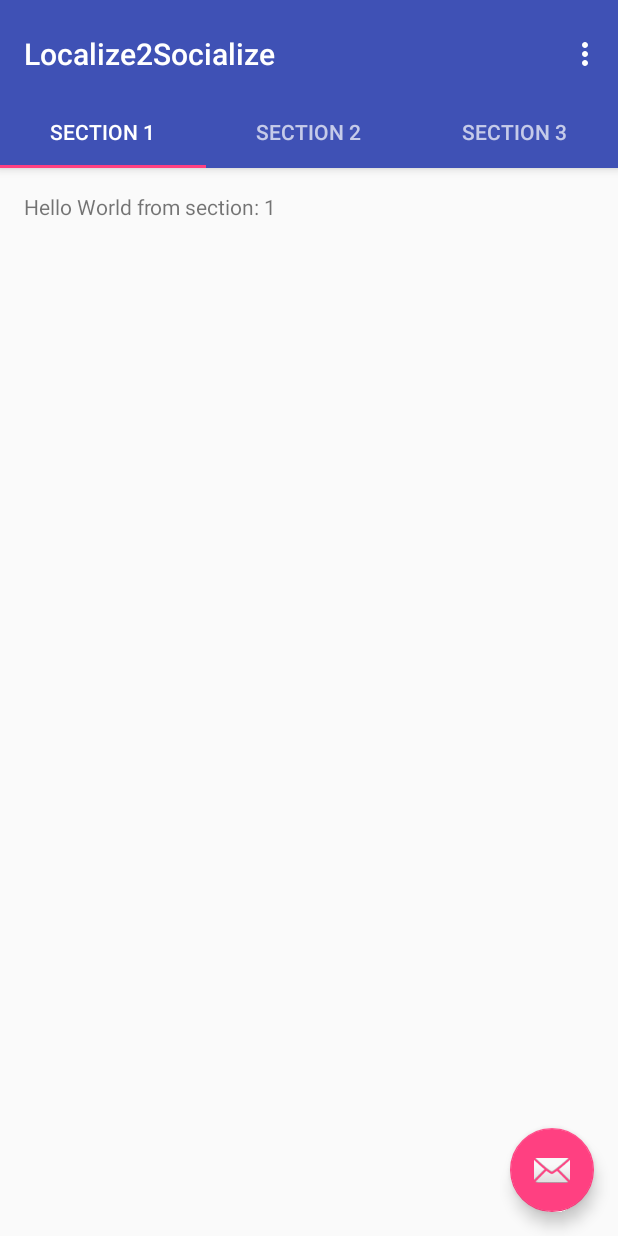
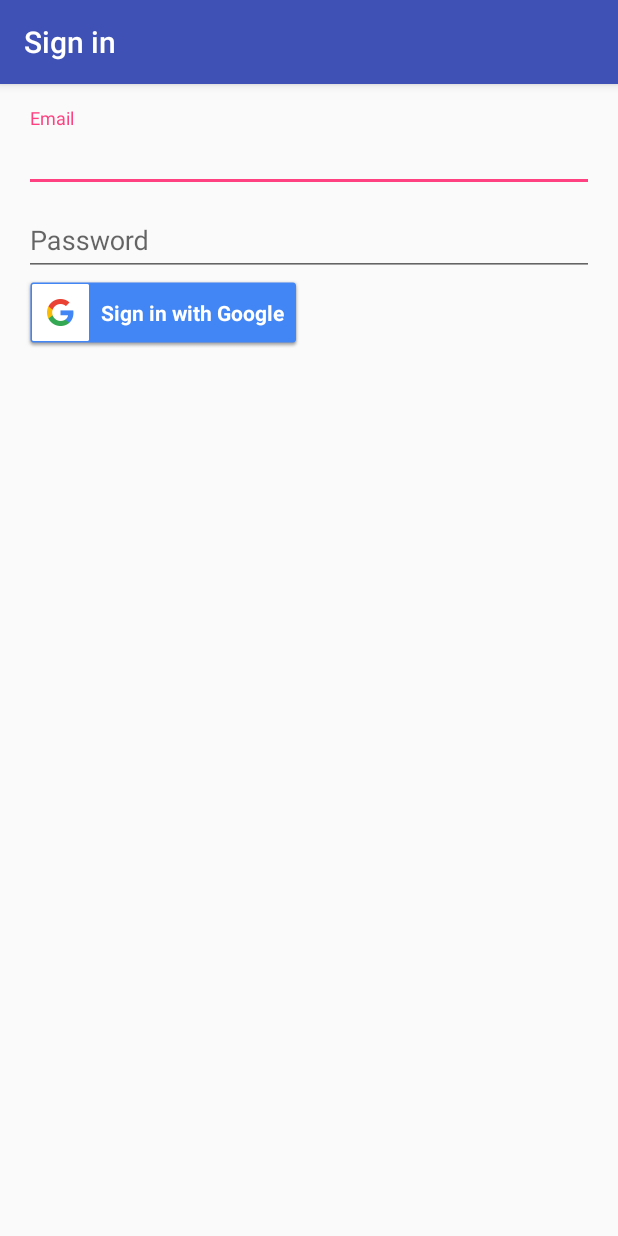
Before and after one commit to spi96/Localize2Socialize, an Android app: the screen it shows after launch (MainActivity before the commit, LoginActivity after it), on a phone screen of 412 x 824 dp. Run offline under Robolectric (Android 15) with nearby library versions, the light colour scheme and no system bars.

Commit message:
google login, fragments with viewmodels

```diff
--- /dev/null
+++ b/app/src/main/java/com/example/spi/localize2socialize/LoginActivity.java
@@ -0,0 +1,283 @@
+package com.example.spi.localize2socialize;
+
+import android.animation.Animator;
+import android.animation.AnimatorListenerAdapter;
+import android.annotation.TargetApi;
+import android.content.Intent;
+import android.support.v7.app.AppCompatActivity;
+
+import android.os.AsyncTask;
+
+import android.os.Build;
+import android.os.Bundle;
+import android.text.TextUtils;
+import android.util.Log;
+import android.view.KeyEvent;
+import android.view.View;
+import android.view.View.OnClickListener;
+import android.view.inputmethod.EditorInfo;
+import android.widget.Button;
+import android.widget.EditText;
+import android.widget.TextView;
+
+import com.google.android.gms.auth.api.signin.GoogleSignIn;
+import com.google.android.gms.auth.api.signin.GoogleSignInAccount;
+import com.google.android.gms.auth.api.signin.GoogleSignInApi;
+import com.google.android.gms.auth.api.signin.GoogleSignInClient;
+import com.google.android.gms.auth.api.signin.GoogleSignInOptions;
+import com.google.android.gms.common.SignInButton;
+import com.google.android.gms.common.api.ApiException;
+import com.google.android.gms.common.api.GoogleApiClient;
+import com.google.android.gms.tasks.Task;
+
+import java.util.ArrayList;
+import java.util.List;
+
+import static android.Manifest.permission.READ_CONTACTS;
+import static com.example.spi.localize2socialize.R.id.login;
+
+/**
+ * A login screen that offers login via email/password.
+ */
+public class LoginActivity extends AppCompatActivity {
+
+    private static final int RC_SING_IN = 34545;
+    private static final String TAG = LoginActivity.class.getName();
+
+    /**
+     * Keep track of the login task to ensure we can cancel it if requested.
+     */
+    private UserLoginTask mAuthTask = null;
+    private GoogleSignInClient mGoogleSignInClient = null;
+
+    // UI references.
+    private EditText mEmailView;
+    private EditText mPasswordView;
+    private View mProgressView;
+    private View mLoginFormView;
+
+    @Override
+    protected void onCreate(Bundle savedInstanceState) {
+        super.onCreate(savedInstanceState);
+        setContentView(R.layout.activity_login);
+        // Set up the login form.
+        mEmailView = findViewById(R.id.email);
+
+        mPasswordView = findViewById(R.id.password);
+        mPasswordView.setOnEditorActionListener(new TextView.OnEditorActionListener() {
+            @Override
+            public boolean onEditorAction(TextView textView, int id, KeyEvent keyEvent) {
+                if (id == login || id == EditorInfo.IME_NULL) {
+                    attemptLogin();
+                    return true;
+                }
+                return false;
+            }
+        });
+
+        SignInButton mEmailSignInButton = findViewById(R.id.sign_in_button);
+        mEmailSignInButton.setSize(SignInButton.SIZE_WIDE);
+        mEmailSignInButton.setColorScheme(SignInButton.COLOR_DARK);
+
+        mEmailSignInButton.setOnClickListener(new OnClickListener() {
+            @Override
+            public void onClick(View view) {
+                attemptLogin();
+            }
+        });
+
+        mLoginFormView = findViewById(R.id.login_form);
+        mProgressView = findViewById(R.id.login_progress);
+
+        GoogleSignInOptions gso = new GoogleSignInOptions.Builder(GoogleSignInOptions.DEFAULT_SIGN_IN)
+                .requestEmail()
+                .build();
+
+        mGoogleSignInClient = GoogleSignIn.getClient(this, gso);
+
+    }
+
+    @Override
+    protected void onStart() {
+        super.onStart();
+
+        GoogleSignInAccount account = GoogleSignIn.getLastSignedInAccount(this);
+
+        if (account != null)
+            updateUI(account);
+    }
+
+    /**
+     * Attempts to sign in or register the account specified by the login form.
+     * If there are form errors (invalid email, missing fields, etc.), the
+     * errors are presented and no actual login attempt is made.
+     */
+    private void attemptLogin() {
+        /*if (mAuthTask != null) {
+            return;
+        }
+
+        // Reset errors.
+        mEmailView.setError(null);
+        mPasswordView.setError(null);
+
+        // Store values at the time of the login attempt.
+        String email = mEmailView.getText().toString();
+        String password = mPasswordView.getText().toString();
+
+        boolean cancel = false;
+        View focusView = null;
+
+        // Check for a valid password, if the user entered one.
+        if (TextUtils.isEmpty(password)) {
+            mPasswordView.setError(String.format(getString(R.string.error_field_required), "password"));
+            focusView = mPasswordView;
+            cancel = true;
+        }
+
+        // Check for a valid email address.
+        if (TextUtils.isEmpty(email)) {
+            mEmailView.setError(String.format(getString(R.string.error_field_required), "email"));
+            focusView = mEmailView;
+            cancel = true;
+        } else if (!isEmailValid(email)) {
+            mEmailView.setError(getString(R.string.error_invalid_email));
+            focusView = mEmailView;
+            cancel = true;
+        }
+
+        if (cancel) {
+            // There was an error; don't attempt login and focus the first
+            // form field with an error.
+            focusView.requestFocus();
+        } else {
+            // Show a progress spinner, and kick off a background task to
+            // perform the user login attempt.
+            showProgress(true);
+            mAuthTask = new UserLoginTask(email, password);
+            mAuthTask.execute((Void) null);
+        }*/ // TODO
+
+        Intent signInIntent = mGoogleSignInClient.getSignInIntent();
+        startActivityForResult(signInIntent, RC_SING_IN);
+
+    }
+
+    @Override
+    protected void onActivityResult(int requestCode, int resultCode, Intent data) {
+        super.onActivityResult(requestCode, resultCode, data);
+
+        if (requestCode == RC_SING_IN) {       // TODO resultCode-ra else if?
+            Task<GoogleSignInAccount> task = GoogleSignIn.getSignedInAccountFromIntent(data);
+            handleSignedInResult(task);
+        }
+    }
+
+    private void handleSignedInResult(Task<GoogleSignInAccount> completedTask) {
+        try {
+            GoogleSignInAccount account = completedTask.getResult(ApiException.class);
+        } catch (ApiException e) {
+            Log.w(TAG, "signInResult:failed code=" + e.getStatusCode());
+            updateUI(null);
+        }
+    }
+
+    private void updateUI(GoogleSignInAccount account) {
+        Intent intent = new Intent(this, MainActivity.class);
+        intent.putExtra("ACCOUNT", account);
+        startActivity(intent);
+    }
+
+    private boolean isEmailValid(String email) {
+        //TODO: Replace this with your own logic
+        return email.contains("@");
+    }
+
+    /**
+     * Shows the progress UI and hides the login form.
+     */
+    @TargetApi(Build.VERSION_CODES.HONEYCOMB_MR2)
+    private void showProgress(final boolean show) {
+        // On Honeycomb MR2 we have the ViewPropertyAnimator APIs, which allow
+        // for very easy animations. If available, use these APIs to fade-in
+        // the progress spinner.
+        if (Build.VERSION.SDK_INT >= Build.VERSION_CODES.HONEYCOMB_MR2) {
+            int shortAnimTime = getResources().getInteger(android.R.integer.config_shortAnimTime);
+
+            mLoginFormView.setVisibility(show ? View.GONE : View.VISIBLE);
+            mLoginFormView.animate().setDuration(shortAnimTime).alpha(
+                    show ? 0 : 1).setListener(new AnimatorListenerAdapter() {
+                @Override
+                public void onAnimationEnd(Animator animation) {
+                    mLoginFormView.setVisibility(show ? View.GONE : View.VISIBLE);
+                }
+            });
+
+            mProgressView.setVisibility(show ? View.VISIBLE : View.GONE);
+            mProgressView.animate().setDuration(shortAnimTime).alpha(
+                    show ? 1 : 0).setListener(new AnimatorListenerAdapter() {
+                @Override
+                public void onAnimationEnd(Animator animation) {
+                    mProgressView.setVisibility(show ? View.VISIBLE : View.GONE);
+                }
+            });
+        } else {
+            // The ViewPropertyAnimator APIs are not available, so simply show
+            // and hide the relevant UI components.
+            mProgressView.setVisibility(show ? View.VISIBLE : View.GONE);
+            mLoginFormView.setVisibility(show ? View.GONE : View.VISIBLE);
+        }
+    }
+
+    /**
+     * Represents an asynchronous login/registration task used to authenticate
+     * the user.
+     */
+    public class UserLoginTask extends AsyncTask<Void, Void, Boolean> {
+
+        private final String mEmail;
+        private final String mPassword;
+
+        UserLoginTask(String email, String password) {
+            mEmail = email;
+            mPassword = password;
+        }
+
+        @Override
+        protected Boolean doInBackground(Void... params) {
+            // TODO: attempt authentication against a network service.
+
+
+
+            /*for (String credential : DUMMY_CREDENTIALS) {
+                String[] pieces = credential.split(":");
+                if (pieces[0].equals(mEmail)) {
+                    // Account exists, return true if the password matches.
+                    return pieces[1].equals(mPassword);
+                }
+            }*/
+
+            // TODO: register the new account here.
+            return true;
+        }
+
+        @Override
+        protected void onPostExecute(final Boolean success) {
+            mAuthTask = null;
+            showProgress(false);
+
+            if (success) {
+                finish();
+            } else {
+                mPasswordView.setError(getString(R.string.error_incorrect_password));
+                mPasswordView.requestFocus();
+            }
+        }
+
+        @Override
+        protected void onCancelled() {
+            mAuthTask = null;
+            showProgress(false);
+        }
+    }
+}
--- a/app/src/main/java/com/example/spi/localize2socialize/MainActivity.java
+++ b/app/src/main/java/com/example/spi/localize2socialize/MainActivity.java
@@ -1,5 +1,6 @@
 package com.example.spi.localize2socialize;
 
+import android.content.Context;
 import android.support.design.widget.TabLayout;
 import android.support.design.widget.FloatingActionButton;
 import android.support.design.widget.Snackbar;
@@ -11,16 +12,17 @@ import android.support.v4.app.FragmentManager;
 import android.support.v4.app.FragmentPagerAdapter;
 import android.support.v4.view.ViewPager;
 import android.os.Bundle;
-import android.view.LayoutInflater;
 import android.view.Menu;
 import android.view.MenuItem;
 import android.view.View;
-import android.view.ViewGroup;
 
-import android.widget.TextView;
+import com.google.android.gms.auth.api.signin.GoogleSignInAccount;
 
 public class MainActivity extends AppCompatActivity {
 
+    private GoogleSignInAccount account = null;
+
+    Context context;
     /**
      * The {@link android.support.v4.view.PagerAdapter} that will provide
      * fragments for each of the sections. We use a
@@ -41,20 +43,20 @@ public class MainActivity extends AppCompatActivity {
         super.onCreate(savedInstanceState);
         setContentView(R.layout.activity_main);
 
-        Toolbar toolbar = (Toolbar) findViewById(R.id.toolbar);
+        Toolbar toolbar = findViewById(R.id.toolbar);
         setSupportActionBar(toolbar);
         // Create the adapter that will return a fragment for each of the three
         // primary sections of the activity.
         mSectionsPagerAdapter = new SectionsPagerAdapter(getSupportFragmentManager());
 
         // Set up the ViewPager with the sections adapter.
-        mViewPager = (ViewPager) findViewById(R.id.container);
+        mViewPager = findViewById(R.id.container);
         mViewPager.setAdapter(mSectionsPagerAdapter);
 
-        TabLayout tabLayout = (TabLayout) findViewById(R.id.tabs);
+        TabLayout tabLayout = findViewById(R.id.tabs);
         tabLayout.setupWithViewPager(mViewPager);
 
-        FloatingActionButton fab = (FloatingActionButton) findViewById(R.id.fab);
+        FloatingActionButton fab = findViewById(R.id.fab);
         fab.setOnClickListener(new View.OnClickListener() {
             @Override
             public void onClick(View view) {
@@ -63,6 +65,7 @@ public class MainActivity extends AppCompatActivity {
             }
         });
 
+        account = getIntent().getParcelableExtra("ACCOUNT");
     }
 
 
@@ -89,41 +92,6 @@ public class MainActivity extends AppCompatActivity {
     }
 
     /**
-     * A placeholder fragment containing a simple view.
-     */
-    public static class PlaceholderFragment extends Fragment {
-        /**
-         * The fragment argument representing the section number for this
-         * fragment.
-         */
-        private static final String ARG_SECTION_NUMBER = "section_number";
-
-        public PlaceholderFragment() {
-        }
-
-        /**
-         * Returns a new instance of this fragment for the given section
-         * number.
-         */
-        public static PlaceholderFragment newInstance(int sectionNumber) {
-            PlaceholderFragment fragment = new PlaceholderFragment();
-            Bundle args = new Bundle();
-            args.putInt(ARG_SECTION_NUMBER, sectionNumber);
-            fragment.setArguments(args);
-            return fragment;
-        }
-
-        @Override
-        public View onCreateView(LayoutInflater inflater, ViewGroup container,
-                                 Bundle savedInstanceState) {
-            View rootView = inflater.inflate(R.layout.fragment_main, container, false);
-            TextView textView = (TextView) rootView.findViewById(R.id.section_label);
-            textView.setText(getString(R.string.section_format, getArguments().getInt(ARG_SECTION_NUMBER)));
-            return rootView;
-        }
-    }
-
-    /**
      * A {@link FragmentPagerAdapter} that returns a fragment corresponding to
      * one of the sections/tabs/pages.
      */
@@ -137,24 +105,27 @@ public class MainActivity extends AppCompatActivity {
         public Fragment getItem(int position) {
             // getItem is called to instantiate the fragment for the given page.
             // Return a PlaceholderFragment (defined as a static inner class below).
-            return PlaceholderFragment.newInstance(position + 1);
+            switch (position) {
+                case 0:
+                    //return Fragment.instantiate(context, EventsTab.class.getName());
+                case 1:
+                    //return Fragment.instantiate(context, FriendsTab.class.getName());
+            }
+            return null;
         }
 
         @Override
         public int getCount() {
-            // Show 3 total pages.
-            return 3;
+            return 2;
         }
 
         @Override
         public CharSequence getPageTitle(int position) {
             switch (position) {
                 case 0:
-                    return "SECTION 1";
+                    return "EventsTab";
                 case 1:
-                    return "SECTION 2";
-                case 2:
-                    return "SECTION 3";
+                    return "FriendsTab";
             }
             return null;
         }
--- /dev/null
+++ b/app/src/main/res/layout/activity_login.xml
@@ -0,0 +1,71 @@
+<LinearLayout xmlns:android="http://schemas.android.com/apk/res/android"
+    xmlns:tools="http://schemas.android.com/tools"
+    android:layout_width="match_parent"
+    android:layout_height="match_parent"
+    android:gravity="center_horizontal"
+    android:orientation="vertical"
+    android:paddingBottom="@dimen/activity_vertical_margin"
+    android:paddingLeft="@dimen/activity_horizontal_margin"
+    android:paddingRight="@dimen/activity_horizontal_margin"
+    android:paddingTop="@dimen/activity_vertical_margin"
+    tools:context="com.example.spi.localize2socialize.LoginActivity">
+
+    <!-- Login progress -->
+    <ProgressBar
+        android:id="@+id/login_progress"
+        style="?android:attr/progressBarStyleLarge"
+        android:layout_width="wrap_content"
+        android:layout_height="wrap_content"
+        android:layout_marginBottom="8dp"
+        android:visibility="gone" />
+
+    <ScrollView
+        android:id="@+id/login_form"
+        android:layout_width="match_parent"
+        android:layout_height="match_parent">
+
+        <LinearLayout
+            android:id="@+id/email_login_form"
+            android:layout_width="match_parent"
+            android:layout_height="wrap_content"
+            android:orientation="vertical">
+
+            <android.support.design.widget.TextInputLayout
+                android:layout_width="match_parent"
+                android:layout_height="wrap_content">
+
+                <EditText
+                    android:id="@+id/email"
+                    android:layout_width="match_parent"
+                    android:layout_height="wrap_content"
+                    android:hint="@string/prompt_email"
+                    android:inputType="textEmailAddress"
+                    android:maxLines="1" />
+
+            </android.support.design.widget.TextInputLayout>
+
+            <android.support.design.widget.TextInputLayout
+                android:layout_width="match_parent"
+                android:layout_height="wrap_content">
+
+                <EditText
+                    android:id="@+id/password"
+                    android:layout_width="match_parent"
+                    android:layout_height="wrap_content"
+                    android:hint="@string/prompt_password"
+                    android:imeActionId="@+id/login"
+                    android:imeActionLabel="@string/action_sign_in_short"
+                    android:imeOptions="actionUnspecified"
+                    android:inputType="textPassword"
+                    android:maxLines="1" />
+
+            </android.support.design.widget.TextInputLayout>
+
+            <com.google.android.gms.common.SignInButton
+                android:id="@+id/sign_in_button"
+                android:layout_width="wrap_content"
+                android:layout_height="wrap_content" />
+
+        </LinearLayout>
+    </ScrollView>
+</LinearLayout>
--- a/app/src/main/res/layout/activity_main.xml
+++ b/app/src/main/res/layout/activity_main.xml
@@ -28,7 +28,9 @@
         <android.support.design.widget.TabLayout
             android:id="@+id/tabs"
             android:layout_width="match_parent"
-            android:layout_height="wrap_content" />
+            android:layout_height="wrap_content"
+            app:tabGravity="fill"
+            app:tabMode="fixed" />
 
     </android.support.design.widget.AppBarLayout>
 
@@ -44,6 +46,6 @@
         android:layout_height="wrap_content"
         android:layout_gravity="end|bottom"
         android:layout_margin="@dimen/fab_margin"
-        app:srcCompat="@android:drawable/ic_dialog_email" />
+        app:srcCompat="@android:drawable/ic_menu_manage" />
 
 </android.support.design.widget.CoordinatorLayout>
--- a/app/src/main/res/layout/fragment_main.xml
+++ /dev/null
@@ -1,16 +0,0 @@
-<RelativeLayout xmlns:android="http://schemas.android.com/apk/res/android"
-    xmlns:tools="http://schemas.android.com/tools"
-    android:layout_width="match_parent"
-    android:layout_height="match_parent"
-    android:paddingBottom="@dimen/activity_vertical_margin"
-    android:paddingLeft="@dimen/activity_horizontal_margin"
-    android:paddingRight="@dimen/activity_horizontal_margin"
-    android:paddingTop="@dimen/activity_vertical_margin"
-    tools:context="com.example.spi.localize2socialize.MainActivity$PlaceholderFragment">
-
-    <TextView
-        android:id="@+id/section_label"
-        android:layout_width="wrap_content"
-        android:layout_height="wrap_content" />
-
-</RelativeLayout>
--- a/app/src/main/res/values/strings.xml
+++ b/app/src/main/res/values/strings.xml
@@ -2,4 +2,16 @@
     <string name="app_name">Localize2Socialize</string>
     <string name="action_settings">Settings</string>
     <string name="section_format">Hello World from section: %1$d</string>
+    <string name="title_activity_login">Sign in</string>
+
+    <!-- Strings related to login -->
+    <string name="prompt_email">Email</string>
+    <string name="prompt_password">Password</string>
+    <string name="action_sign_in_short">Sign in</string>
+    <string name="error_invalid_email">This email address is invalid</string>
+    <string name="error_field_required">The %s field is required</string>
+    <string name="error_incorrect_password">The password is incorrect</string>
+
+    <!-- OAuth Web client ID -->
+    <string name="server_client_id">889136593059-sm0u52gckhufr2pv38iaoqogg3r6u390.apps.googleusercontent.com</string>
 </resources>
--- a/build.gradle
+++ b/build.gradle
@@ -3,18 +3,21 @@
 buildscript {
     repositories {
         jcenter()
+        google()
     }
     dependencies {
-        classpath 'com.android.tools.build:gradle:2.2.3'
+        classpath 'com.android.tools.build:gradle:3.2.0'
 
         // NOTE: Do not place your application dependencies here; they belong
         // in the individual module build.gradle files
+        classpath 'com.google.gms:google-services:4.1.0'
     }
 }
 
 allprojects {
     repositories {
         jcenter()
+        google()
     }
 }
 
```
Also changed, not shown: app/build.gradle (+20 -8 lines), app/src/main/AndroidManifest.xml (+14 -4 lines), app/src/main/java/layout/events/EventsTab.java (added, +35 -0 lines), app/src/main/java/layout/events/EventsTabViewModel.java (added, +7 -0 lines), app/src/main/java/layout/friends/FriendsTab.java (added, +35 -0 lines), app/src/main/java/layout/friends/FriendsTabViewModel.java (added, +7 -0 lines), app/src/main/res/layout/events_tab_fragment.xml (added, +13 -0 lines), app/src/main/res/layout/friends_tab_fragment.xml (added, +13 -0 lines).
